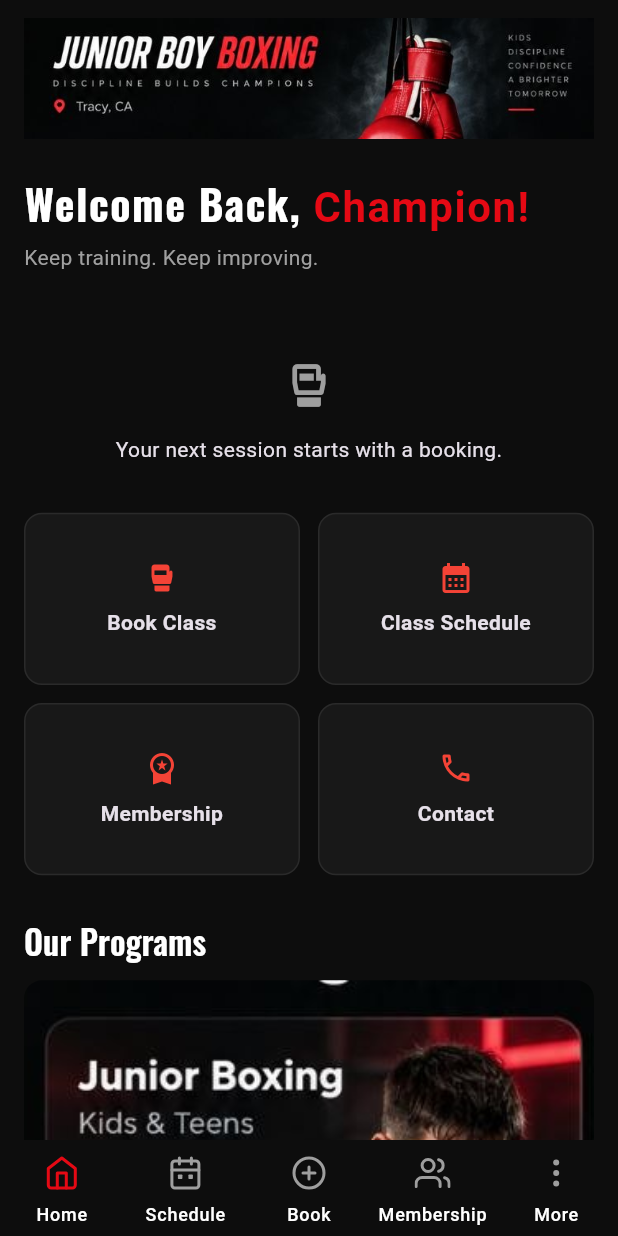
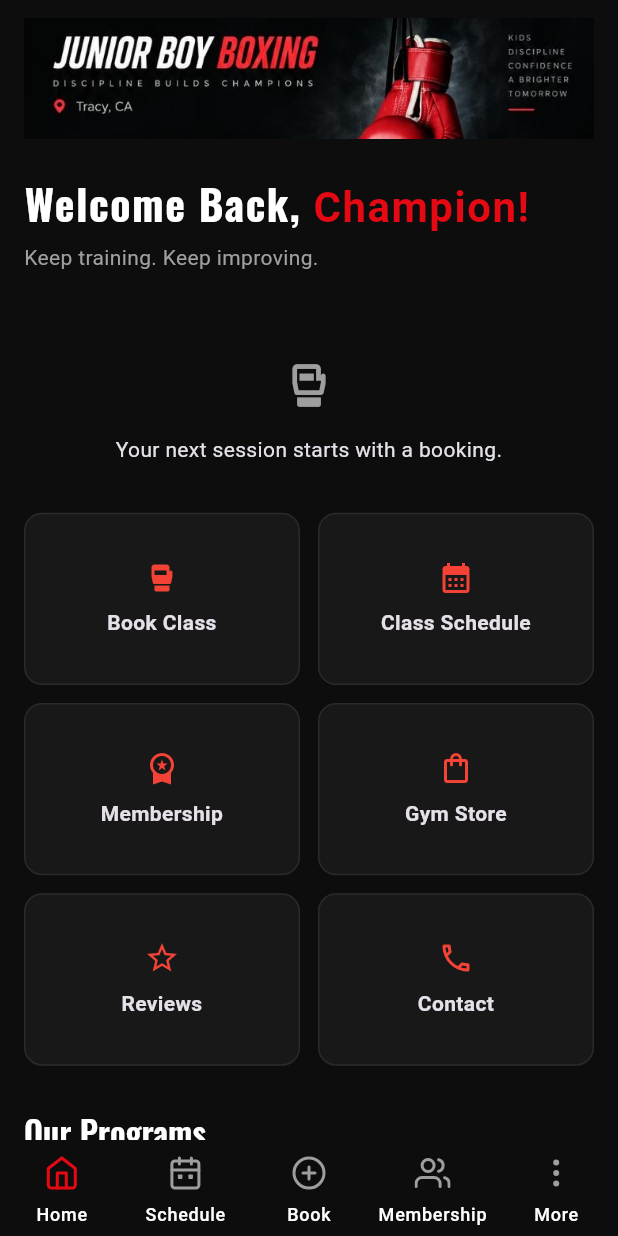
Before and after one commit to sheet-cmyk/BOX, a Flutter app: the screen it shows once a user with an empty profile is signed in, on a phone screen of 412 x 824 dp. Run offline on Flutter 3.47's test engine with Material 3 defaults, Android fonts, the phone set to English and light mode, and no system bars; our stand-ins replace cached_network_image, cloud_firestore, cloud_functions, connectivity_plus, firebase_analytics, firebase_auth and 14 more; missing offline and left inert: firebase_app_check, firebase_performance, flutter_stripe; accounts and stored records are empty.

Commit message:
Surface Gym Store and Reviews on the Home quick actions grid
They were only reachable via the More menu, which made them easy to
miss. Adding them to Home's main quick-actions grid for visibility.

Co-Authored-By: Claude Sonnet 5 <noreply@anthropic.com>

```diff
--- a/mobile/lib/features/home/widgets/quick_actions_grid.dart
+++ b/mobile/lib/features/home/widgets/quick_actions_grid.dart
@@ -17,6 +17,8 @@ class QuickActionsGrid extends StatelessWidget {
         ('Book Class', Icons.sports_mma, '/book'),
         ('Class Schedule', Icons.calendar_month, '/schedule'),
         ('Membership', Icons.workspace_premium, '/membership'),
+        ('Gym Store', Icons.shopping_bag_outlined, '/store'),
+        ('Reviews', Icons.star_outline, '/reviews'),
         ('Contact', Icons.phone_outlined, '/contact'),
       ])
         JbbCard(
```
